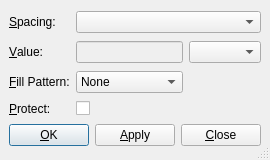
Old version of the form src/frontends/qt4/ui/HSpaceUi.ui in the repository rpavlik/lyx-lucid-backport.
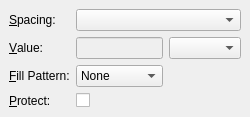
New version of the form. Custom widgets are drawn as their Qt base class.

```diff
--- a/src/frontends/qt4/ui/HSpaceUi.ui
+++ b/src/frontends/qt4/ui/HSpaceUi.ui
@@ -1,18 +1,18 @@
 <ui version="4.0" >
  <class>HSpaceUi</class>
- <widget class="QDialog" name="HSpaceUi" >
+ <widget class="QWidget" name="HSpaceUi" >
   <property name="geometry" >
    <rect>
     <x>0</x>
     <y>0</y>
-    <width>259</width>
-    <height>160</height>
+    <width>239</width>
+    <height>110</height>
    </rect>
   </property>
   <property name="windowTitle" >
    <string/>
   </property>
-  <property name="sizeGripEnabled" >
+  <property name="sizeGripEnabled" stdset="0" >
    <bool>true</bool>
   </property>
   <layout class="QGridLayout" >
@@ -137,49 +137,6 @@
      </property>
     </widget>
    </item>
-   <item row="4" column="0" colspan="3" >
-    <layout class="QHBoxLayout" >
-     <property name="margin" >
-      <number>0</number>
-     </property>
-     <property name="spacing" >
-      <number>6</number>
-     </property>
-     <item>
-      <widget class="QPushButton" name="okPB" >
-       <property name="text" >
-        <string>&amp;OK</string>
-       </property>
-       <property name="autoDefault" >
-        <bool>false</bool>
-       </property>
-       <property name="default" >
-        <bool>true</bool>
-       </property>
-      </widget>
-     </item>
-     <item>
-      <widget class="QPushButton" name="applyPB" >
-       <property name="text" >
-        <string>&amp;Apply</string>
-       </property>
-       <property name="autoDefault" >
-        <bool>false</bool>
-       </property>
-      </widget>
-     </item>
-     <item>
-      <widget class="QPushButton" name="closePB" >
-       <property name="text" >
-        <string>&amp;Close</string>
-       </property>
-       <property name="autoDefault" >
-        <bool>false</bool>
-       </property>
-      </widget>
-     </item>
-    </layout>
-   </item>
   </layout>
  </widget>
  <customwidgets>
```
Left out of the diff: 3 changed lines with no effect on the pictures.
